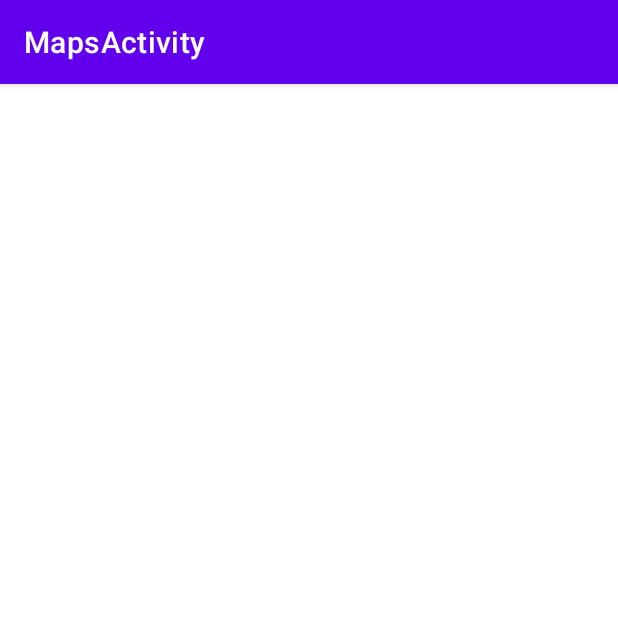
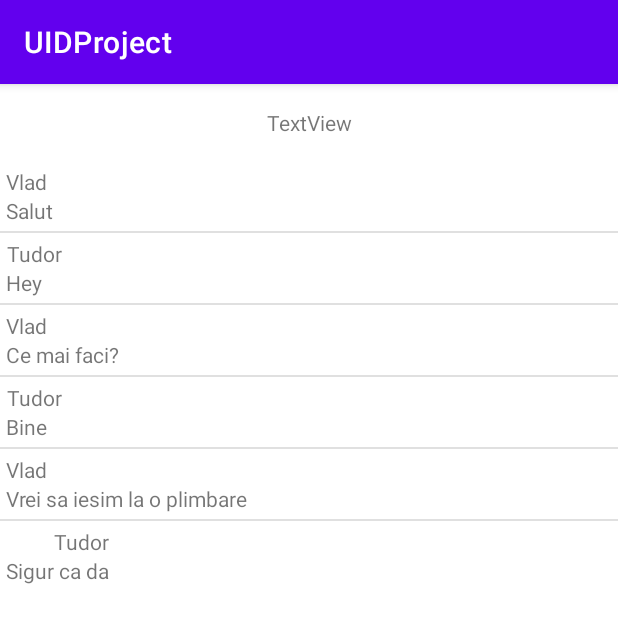
Before and after one commit to PopPaulTudor/UIDProject, an Android app: the screen it shows after launch (MapsActivity before the commit, ChatActivity after it), on a phone screen of 412 x 824 dp. Shown: the top 623 px of the screen. Run offline under Robolectric (Android 15) with nearby library versions, the phone set to English and light mode, and no system bars; 4 statements that could not run were skipped.

Commit message:
initial commit

```diff
--- a/app/src/main/java/com/example/uidproject/MapsActivity.kt
+++ b/app/src/main/java/com/example/uidproject/MapsActivity.kt
@@ -1,7 +1,9 @@
 package com.example.uidproject
 
+import android.content.Intent
 import androidx.appcompat.app.AppCompatActivity
 import android.os.Bundle
+import com.example.uidproject.chat.ChatActivity
 
 import com.google.android.gms.maps.CameraUpdateFactory
 import com.google.android.gms.maps.GoogleMap
@@ -10,6 +12,7 @@ import com.google.android.gms.maps.SupportMapFragment
 import com.google.android.gms.maps.model.LatLng
 import com.google.android.gms.maps.model.MarkerOptions
 import com.example.uidproject.databinding.ActivityMapsBinding
+import com.example.uidproject.friend_list.FriendListActivity
 
 class MapsActivity : AppCompatActivity(), OnMapReadyCallback {
 
@@ -26,6 +29,8 @@ class MapsActivity : AppCompatActivity(), OnMapReadyCallback {
         val mapFragment = supportFragmentManager
             .findFragmentById(R.id.map) as SupportMapFragment
         mapFragment.getMapAsync(this)
+        val intent = Intent(this,ChatActivity::class.java)
+        startActivity(intent);
     }
 
     /**
@@ -38,11 +43,11 @@ class MapsActivity : AppCompatActivity(), OnMapReadyCallback {
      * installed Google Play services and returned to the app.
      */
     override fun onMapReady(googleMap: GoogleMap) {
-        mMap = googleMap
-
-        // Add a marker in Sydney and move the camera
-        val sydney = LatLng(-34.0, 151.0)
-        mMap.addMarker(MarkerOptions().position(sydney).title("Marker in Sydney"))
-        mMap.moveCamera(CameraUpdateFactory.newLatLng(sydney))
+//        mMap = googleMap
+//
+//        // Add a marker in Sydney and move the camera
+//        val sydney = LatLng(-34.0, 151.0)
+//        mMap.addMarker(MarkerOptions().position(sydney).title("Marker in Sydney"))
+//        mMap.moveCamera(CameraUpdateFactory.newLatLng(sydney))
     }
 }
--- /dev/null
+++ b/app/src/main/java/com/example/uidproject/chat/Chat.kt
@@ -0,0 +1,7 @@
+package com.example.uidproject.chat
+
+data class Chat(
+    val sender : String,
+    val message : String,
+    val isUser : Boolean
+)
--- /dev/null
+++ b/app/src/main/java/com/example/uidproject/chat/ChatActivity.kt
@@ -0,0 +1,33 @@
+package com.example.uidproject.chat
+
+import android.os.Bundle
+import android.widget.ListView
+import androidx.appcompat.app.AppCompatActivity
+import com.example.uidproject.R
+
+class ChatActivity : AppCompatActivity() {
+    lateinit var listView: ListView
+    var adapter: ChatListAdapter? = null
+
+    override fun onCreate(savedInstanceState: Bundle?) {
+        super.onCreate(savedInstanceState)
+        setContentView(R.layout.chat_activity)
+
+        displayList()
+    }
+
+    fun displayList() {
+        listView = findViewById(R.id.chat_list)
+
+        val chats = mutableListOf<Chat>()
+        chats.add(Chat("Vlad" ,"Salut", true));
+        chats.add(Chat("Tudor", "Hey", false ));
+        chats.add(Chat("Vlad" ,"Ce mai faci?", true));
+        chats.add(Chat("Tudor" ,"Bine", false));
+        chats.add(Chat("Vlad" ,"Vrei sa iesim la o plimbare", true));
+        chats.add(Chat("Tudor" ,"Sigur ca da", false));
+        adapter = ChatListAdapter(this, chats as ArrayList<Chat>)
+        listView.adapter = adapter
+
+    }
+}
--- /dev/null
+++ b/app/src/main/java/com/example/uidproject/chat/ChatListAdapter.kt
@@ -0,0 +1,42 @@
+package com.example.uidproject.chat
+
+import android.content.Context
+import android.view.Gravity
+import android.view.LayoutInflater
+import android.view.View
+import android.view.ViewGroup
+import android.widget.BaseAdapter
+import android.widget.TextView
+import com.example.uidproject.R
+
+class ChatListAdapter(private val context: Context
+, private val arrayList: ArrayList<Chat>) : BaseAdapter() {
+    private lateinit var sender : TextView
+    private lateinit var message : TextView
+
+    override fun getCount(): Int {
+        return arrayList.size
+    }
+
+    override fun getItem(position: Int): Any {
+        return position
+    }
+
+    override fun getItemId(position: Int): Long {
+        return position.toLong()
+    }
+
+    override fun getView(position: Int, convertView: View?, parent: ViewGroup): View? {
+        var convertView = convertView
+        convertView = LayoutInflater.from(context).inflate(R.layout.chat, parent, false)
+        sender = convertView.findViewById(R.id.chatSenderName)
+        message = convertView.findViewById(R.id.chatMessage)
+
+        sender.text = arrayList[position].sender
+        message.text = arrayList[position].message
+        if(!arrayList[position].isUser) {
+            sender.gravity = Gravity.END
+        }
+        return convertView
+    }
+}
--- /dev/null
+++ b/app/src/main/java/com/example/uidproject/friend_list/Friend.kt
@@ -0,0 +1,5 @@
+package com.example.uidproject.friend_list
+
+data class Friend(
+    val name: String
+)
--- /dev/null
+++ b/app/src/main/res/layout/chat.xml
@@ -0,0 +1,18 @@
+<?xml version="1.0" encoding="utf-8"?>
+<LinearLayout xmlns:android="http://schemas.android.com/apk/res/android"
+    android:layout_width="match_parent"
+    android:layout_height="match_parent"
+    android:orientation="vertical"
+    android:padding="4dp">
+
+    <TextView
+        android:id="@+id/chatSenderName"
+        android:layout_width="match_parent"
+        android:layout_height="wrap_content"
+        android:text="TextView" />
+    <TextView
+        android:id="@+id/chatMessage"
+        android:layout_width="match_parent"
+        android:layout_height="wrap_content"/>
+
+</LinearLayout>
--- /dev/null
+++ b/app/src/main/res/layout/chat_activity.xml
@@ -0,0 +1,20 @@
+<?xml version="1.0" encoding="utf-8"?>
+<LinearLayout xmlns:android="http://schemas.android.com/apk/res/android"
+    xmlns:tools="http://schemas.android.com/tools"
+    android:layout_width="match_parent"
+    android:layout_height="match_parent"
+    android:orientation="vertical">
+
+    <TextView
+        android:id="@+id/textView"
+        android:layout_width="match_parent"
+        android:layout_height="51dp"
+        android:gravity="center"
+        android:text="TextView"
+        tools:text="Vlad" />
+
+    <ListView
+        android:id="@+id/chat_list"
+        android:layout_width="wrap_content"
+        android:layout_height="wrap_content"/>
+</LinearLayout>
```
Also changed, not shown: app/src/main/AndroidManifest.xml (+8 -0 lines), app/src/main/java/com/example/uidproject/friend_list/FriendListActivity.kt (added, +39 -0 lines), app/src/main/java/com/example/uidproject/friend_list/FriendListAdapter.kt (added, +35 -0 lines), app/src/main/java/com/example/uidproject/keep_buddy/KeepBuddyActivity.kt (added, +13 -0 lines), app/src/main/res/drawable/ic_baseline_call_24.xml (added, +10 -0 lines), app/src/main/res/layout/friend.xml (added, +13 -0 lines), app/src/main/res/layout/friend_list.xml (added, +20 -0 lines), app/src/main/res/layout/keep_your_buddy.xml (added, +64 -0 lines).
